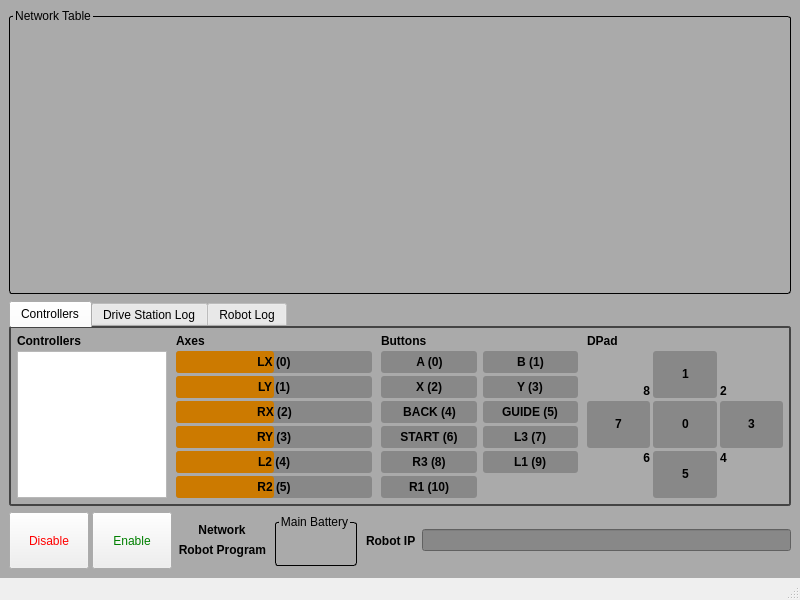
Old version of the form ui/drive_station.ui in the repository ArPiRobot/ArPiRobot-DriveStation.
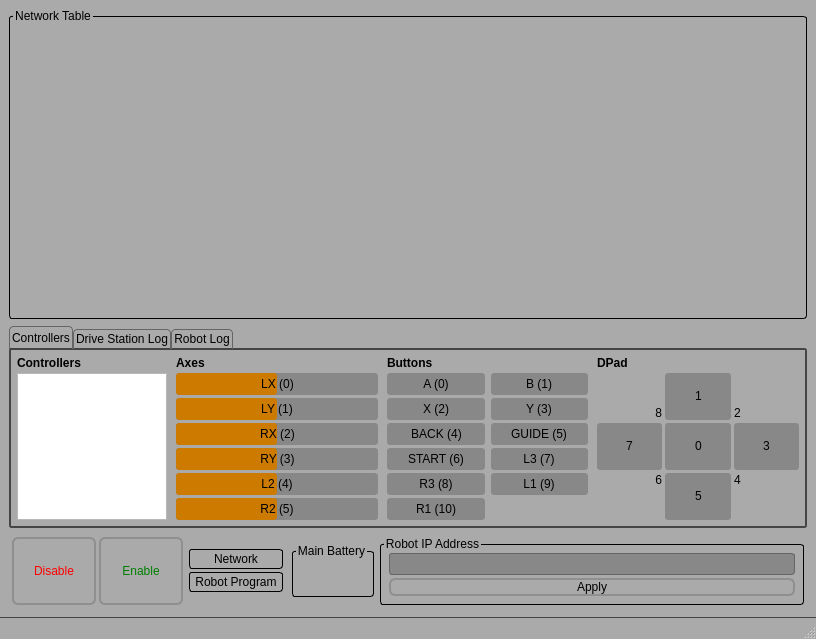
New version of the form. Icons and pictures are not drawn.

```diff
--- a/ui/drive_station.ui
+++ b/ui/drive_station.ui
@@ -6,8 +6,8 @@
    <rect>
     <x>0</x>
     <y>0</y>
-    <width>800</width>
-    <height>600</height>
+    <width>816</width>
+    <height>639</height>
    </rect>
   </property>
   <property name="windowTitle">
@@ -22,8 +22,23 @@
 	background-color: #AAAAAA;
 }
 
+.QStatusBar{
+    border-top: 1px solid #444444;
+    background-color: #AAAAAA;
+}
+
 .QLineEdit{
+    color: #000000;
+    selection-color: #000000;
 	background-color: #888888;
+    border: 1px solid #656565;
+    border-radius: 3px;
+    selection-background-color: #cc7a00;
+    padding: 2px;
+}
+.QLineEdit::focus{
+    border: 1px solid #b36b00;
+    border-radius: 3px;
 }
 
 .QProgressBar{
@@ -54,6 +69,54 @@
 }
 QTabWidget::tab-bar {
     top: 1px;
+}
+QTabBar::tab {
+    background: qlineargradient(x1: 0, y1: 0, x2: 0, y2: 1,
+                                stop: 0 #A1A1A1, stop: 0.4 #9D9D9D,
+                                stop: 0.5 #989898, stop: 1.0 #939393);
+    border: 1px solid #656565;
+    border-bottom-color: #444444;
+    border-bottom-width: 1px;
+    border-top-left-radius: 4px;
+    border-top-right-radius: 4px;
+    min-width: 8ex;
+    padding: 2px;
+}
+
+QTabBar::tab:hover,  QTabBar::tab:selected {
+    background: qlineargradient(x1: 0, y1: 0, x2: 0, y2: 1,
+                                stop: 0 #AAAAAA, stop: 0.4 #A4A4A4,
+                                stop: 0.5 #9F9F9F, stop: 1.0 #AAAAAA);
+}
+
+QTabBar::tab:selected {
+    border-color: #656565;
+    border-bottom-color: #444444;
+}
+
+QTabBar::tab:!selected {
+    margin-top: 3px;
+}
+
+QPushButton {
+    border: 2px solid #8f8f91;
+    border-radius: 6px;
+    background-color: qlineargradient(x1: 0, y1: 0, x2: 0, y2: 1,
+                                      stop: 0 #f6f7fa, stop: 1 #dadbde);
+    min-width: 80px;
+}
+
+QPushButton:pressed, QPushButton:checked {
+    background-color: qlineargradient(x1: 0, y1: 0, x2: 0, y2: 1,
+                                      stop: 0 #dadbde, stop: 1 #f6f7fa);
+}
+
+QPushButton:flat {
+    border: none;
+}
+
+QPushButton:default {
+    /*border-color: navy;*/
 }</string>
   </property>
   <widget class="QWidget" name="centralwidget">
@@ -227,7 +290,7 @@
              </property>
              <property name="font">
               <font>
-               <bold>true</bold>
+               <bold>false</bold>
               </font>
              </property>
              <property name="styleSheet">
@@ -257,7 +320,7 @@
              </property>
              <property name="font">
               <font>
-               <bold>true</bold>
+               <bold>false</bold>
               </font>
              </property>
              <property name="minimum">
@@ -284,7 +347,7 @@
              </property>
              <property name="font">
               <font>
-               <bold>true</bold>
+               <bold>false</bold>
               </font>
              </property>
              <property name="minimum">
@@ -311,7 +374,7 @@
              </property>
              <property name="font">
               <font>
-               <bold>true</bold>
+               <bold>false</bold>
               </font>
              </property>
              <property name="minimum">
@@ -338,7 +401,7 @@
              </property>
              <property name="font">
               <font>
-               <bold>true</bold>
+               <bold>false</bold>
               </font>
              </property>
              <property name="minimum">
@@ -365,7 +428,7 @@
              </property>
              <property name="font">
               <font>
-               <bold>true</bold>
+               <bold>false</bold>
               </font>
              </property>
              <property name="minimum">
@@ -419,7 +482,7 @@
              </property>
              <property name="font">
               <font>
-               <bold>true</bold>
+               <bold>false</bold>
               </font>
              </property>
              <property name="maximum">
@@ -446,7 +509,7 @@
              </property>
              <property name="font">
               <font>
-               <bold>true</bold>
+               <bold>false</bold>
               </font>
              </property>
              <property name="maximum">
@@ -473,7 +536,7 @@
              </property>
              <property name="font">
               <font>
-               <bold>true</bold>
+               <bold>false</bold>
               </font>
              </property>
              <property name="maximum">
@@ -500,7 +563,7 @@
              </property>
              <property name="font">
               <font>
-               <bold>true</bold>
+               <bold>false</bold>
               </font>
              </property>
              <property name="maximum">
@@ -527,7 +590,7 @@
              </property>
              <property name="font">
               <font>
-               <bold>true</bold>
+               <bold>false</bold>
               </font>
              </property>
              <property name="maximum">
@@ -554,7 +617,7 @@
              </property>
              <property name="font">
               <font>
-               <bold>true</bold>
+               <bold>false</bold>
               </font>
              </property>
              <property name="maximum">
@@ -581,7 +644,7 @@
              </property>
              <property name="font">
               <font>
-               <bold>true</bold>
+               <bold>false</bold>
               </font>
              </property>
              <property name="maximum">
@@ -608,7 +671,7 @@
              </property>
              <property name="font">
               <font>
-               <bold>true</bold>
+               <bold>false</bold>
               </font>
              </property>
              <property name="maximum">
@@ -635,7 +698,7 @@
              </property>
              <property name="font">
               <font>
-               <bold>true</bold>
+               <bold>false</bold>
               </font>
              </property>
              <property name="maximum">
@@ -662,7 +725,7 @@
              </property>
              <property name="font">
               <font>
-               <bold>true</bold>
+               <bold>false</bold>
               </font>
              </property>
              <property name="maximum">
@@ -689,7 +752,7 @@
              </property>
              <property name="font">
               <font>
-               <bold>true</bold>
+               <bold>false</bold>
               </font>
              </property>
              <property name="maximum">
@@ -761,7 +824,7 @@
              </property>
              <property name="font">
               <font>
-               <bold>true</bold>
+               <bold>false</bold>
               </font>
              </property>
              <property name="text">
@@ -782,7 +845,7 @@
              </property>
              <property name="font">
               <font>
-               <bold>true</bold>
+               <bold>false</bold>
               </font>
              </property>
              <property name="text">
@@ -821,7 +884,7 @@
              </property>
              <property name="font">
               <font>
-               <bold>true</bold>
+               <bold>false</bold>
               </font>
              </property>
              <property name="text">
@@ -842,7 +905,7 @@
              </property>
              <property name="font">
               <font>
-               <bold>true</bold>
+               <bold>false</bold>
               </font>
              </property>
              <property name="text">
@@ -869,7 +932,7 @@
              </property>
              <property name="font">
               <font>
-               <bold>true</bold>
+               <bold>false</bold>
               </font>
              </property>
              <property name="maximum">
@@ -902,7 +965,7 @@
              </property>
              <property name="font">
               <font>
-               <bold>true</bold>
+               <bold>false</bold>
               </font>
              </property>
              <property name="maximum">
@@ -935,7 +998,7 @@
              </property>
              <property name="font">
               <font>
-               <bold>true</bold>
+               <bold>false</bold>
               </font>
              </property>
              <property name="maximum">
@@ -968,7 +1031,7 @@
              </property>
              <property name="font">
               <font>
-               <bold>true</bold>
+               <bold>false</bold>
               </font>
              </property>
              <property name="maximum">
@@ -1001,7 +1064,7 @@
              </property>
              <property name="font">
               <font>
-               <bold>true</bold>
+               <bold>false</bold>
               </font>
              </property>
              <property name="maximum">
@@ -1044,17 +1107,20 @@
        </sizepolicy>
       </property>
       <layout class="QHBoxLayout" name="horizontalLayout_2">
+       <property name="spacing">
+        <number>3</number>
+       </property>
        <property name="leftMargin">
-        <number>0</number>
+        <number>3</number>
        </property>
        <property name="topMargin">
-        <number>0</number>
+        <number>3</number>
        </property>
        <property name="rightMargin">
-        <number>0</number>
+        <number>3</number>
        </property>
        <property name="bottomMargin">
-        <number>0</number>
+        <number>3</number>
        </property>
        <item>
         <widget class="QWidget" name="widget_2" native="true">
@@ -1137,64 +1203,139 @@
        <item alignment="Qt::AlignVCenter">
         <widget class="QWidget" name="widget_7" native="true">
          <property name="sizePolicy">
-          <sizepolicy hsizetype="Expanding" vsizetype="Preferred">
+          <sizepolicy hsizetype="Expanding" vsizetype="Expanding">
            <horstretch>0</horstretch>
-           <verstretch>0</verstretch>
+           <verstretch>1</verstretch>
           </sizepolicy>
          </property>
-         <layout class="QGridLayout" name="gridLayout">
+         <property name="minimumSize">
+          <size>
+           <width>100</width>
+           <height>0</height>
+          </size>
+         </property>
+         <layout class="QVBoxLayout" name="verticalLayout_5">
+          <property name="spacing">
+           <number>3</number>
+          </property>
           <property name="leftMargin">
-           <number>0</number>
+           <number>3</number>
           </property>
           <property name="topMargin">
-           <number>0</number>
+           <number>3</number>
           </property>
           <property name="rightMargin">
-           <number>0</number>
+           <number>3</number>
           </property>
           <property name="bottomMargin">
-           <number>0</number>
+           <number>3</number>
           </property>
-          <item row="0" column="0">
-           <widget class="QLabel" name="lblNetworkStatus">
-            <property name="sizePolicy">
-             <sizepolicy hsizetype="Preferred" vsizetype="Preferred">
-              <horstretch>0</horstretch>
-              <verstretch>0</verstretch>
-             </sizepolicy>
-            </property>
-            <property name="font">
-             <font>
-              <bold>true</bold>
-             </font>
-            </property>
+          <item>
+           <widget class="QWidget" name="pnlNetBg" native="true">
             <property name="styleSheet">
-             <string notr="true"/>
+             <string notr="true">QWidget#pnlNetBg{
+	border: 1px solid black;
+    border-radius: 3px;
+}
+
+QWidget#pnlNetBgRed{
+	border: 1px solid black;
+    border-radius: 3px;
+    background-color: #c80000;
+}
+
+QWidget#pnlNetBgGreen{
+	border: 1px solid black;
+    border-radius: 3px;
+    background-color: #00c800;
+}</string>
             </property>
-            <property name="text">
-             <string>Network</string>
-            </property>
-            <property name="alignment">
-             <set>Qt::AlignCenter</set>
-            </property>
+            <layout class="QVBoxLayout" name="verticalLayout_8">
+             <property name="spacing">
+              <number>0</number>
+             </property>
+             <property name="leftMargin">
+              <number>3</number>
+             </property>
+             <property name="topMargin">
+              <number>3</number>
+             </property>
+             <property name="rightMargin">
+              <number>3</number>
+             </property>
+             <property name="bottomMargin">
+              <number>3</number>
+             </property>
+             <item>
+              <widget class="QLabel" name="lblNetworkStatus">
+               <property name="font">
+                <font>
+                 <bold>false</bold>
+                </font>
+               </property>
+               <property name="text">
+                <string>Network</string>
+               </property>
+               <property name="alignment">
+                <set>Qt::AlignCenter</set>
+               </property>
+              </widget>
+             </item>
+            </layout>
            </widget>
           </item>
-          <item row="1" column="0">
-           <widget class="QLabel" name="lblRobotProgram">
-            <property name="font">
-             <font>
-              <bold>true</bold>
-             </font>
-            </property>
+          <item>
+           <widget class="QWidget" name="pnlRobotProgramBg" native="true">
             <property name="styleSheet">
-             <string notr="true"/>
+             <string notr="true">QWidget#pnlRobotProgramBg{
+	border: 1px solid black;
+    border-radius: 3px;
+}
+
+QWidget#pnlRobotProgramBgRed{
+	border: 1px solid black;
+    border-radius: 3px;
+    background-color: #c80000;
+}
+
+QWidget#pnlRobotProgramBgGreen{
+	border: 1px solid black;
+    border-radius: 3px;
+    background-color: #00c800;
+}</string>
             </property>
-            <property name="text">
-             <string>Robot Program</string>
-            </property>
-            <property name="alignment">
-             <set>Qt::AlignRight|Qt::AlignTrailing|Qt::AlignVCenter</set>
-            </property>
+            <layout class="QVBoxLayout" name="verticalLayout_9">
+             <property name="spacing">
+              <number>0</number>
+             </property>
+             <property name="leftMargin">
+              <number>3</number>
+             </property>
+             <property name="topMargin">
+              <number>3</number>
+             </property>
+             <property name="rightMargin">
+              <number>3</number>
+             </property>
+             <property name="bottomMargin">
+              <number>3</number>
+             </property>
+             <item>
+              <widget class="QLabel" name="lblRobotProgram">
+               <property name="font">
+                <font>
+                 <bold>false</bold>
+                </font>
+               </property>
+               <property name="text">
+                <string>Robot Program</string>
+               </property>
+               <property name="alignment">
+                <set>Qt::AlignCenter</set>
+               </property>
+              </widget>
+             </item>
+            </layout>
            </widget>
           </item>
          </layout>
@@ -1203,7 +1344,7 @@
        <item>
         <widget class="QWidget" name="pnlBatBg" native="true">
          <property name="sizePolicy">
-          <sizepolicy hsizetype="Preferred" vsizetype="Preferred">
+          <sizepolicy hsizetype="Preferred" vsizetype="Fixed">
            <horstretch>0</horstretch>
            <verstretch>0</verstretch>
           </sizepolicy>
@@ -1215,7 +1356,7 @@
     border-radius: 3px;
 }
 QWidget#pnlBatBgOrange{
-    background-color: #00c800;
+    background-color: #e59900;
     border-radius: 3px;
 }
 QWidget#pnlBatBgYellow{
@@ -1223,7 +1364,7 @@
     border-radius: 3px;
 }
 QWidget#pnlBatBgGreen{
-    background-color: #c80000;
+    background-color: #00c800;
     border-radius: 3px;
 }
 </string>
@@ -1265,6 +1406,21 @@
              <string>Main Battery</string>
             </property>
             <layout class="QVBoxLayout" name="verticalLayout_3">
+             <property name="spacing">
+              <number>6</number>
+             </property>
+             <property name="leftMargin">
+              <number>6</number>
+             </property>
+             <property name="topMargin">
+              <number>10</number>
+             </property>
+             <property name="rightMargin">
+              <number>6</number>
+             </property>
+             <property name="bottomMargin">
+              <number>10</number>
+             </property>
              <item>
               <widget class="QLabel" name="lblBatteryVoltage">
                <property name="text">
@@ -1282,41 +1438,42 @@
         </widget>
        </item>
        <item>
-        <widget class="QWidget" name="widget_8" native="true">
+        <widget class="QGroupBox" name="groupBox_8">
          <property name="sizePolicy">
           <sizepolicy hsizetype="Expanding" vsizetype="Preferred">
            <horstretch>1</horstretch>
            <verstretch>0</verstretch>
           </sizepolicy>
          </property>
-         <layout class="QHBoxLayout" name="horizontalLayout_4">
+         <property name="title">
+          <string>Robot IP Address</string>
+         </property>
+         <layout class="QVBoxLayout" name="verticalLayout_4">
+          <property name="spacing">
+           <number>3</number>
+          </property>
           <property name="leftMargin">
-           <number>0</number>
+           <number>3</number>
           </property>
           <property name="topMargin">
-           <number>0</number>
+           <number>3</number>
           </property>
           <property name="rightMargin">
-           <number>0</number>
+           <number>3</number>
           </property>
           <property name="bottomMargin">
-           <number>0</number>
+           <number>3</number>
           </property>
-          <item>
-           <widget class="QLabel" name="label_12">
-            <property name="font">
-             <font>
-              <bold>true</bold>
-             </font>
-            </property>
-            <property name="text">
-             <string>Robot IP</string>
-            </property>
-           </widget>
-          </item>
           <item>
            <widget class="QLineEdit" name="txtRobotIp"/>
           </item>
+          <item>
+           <widget class="QPushButton" name="btnIpApply">
+            <property name="text">
+             <string>Apply</string>
+            </property>
+           </widget>
+          </item>
          </layout>
         </widget>
        </item>
```
Left out of the diff: 2 changed lines with no effect on the pictures.
